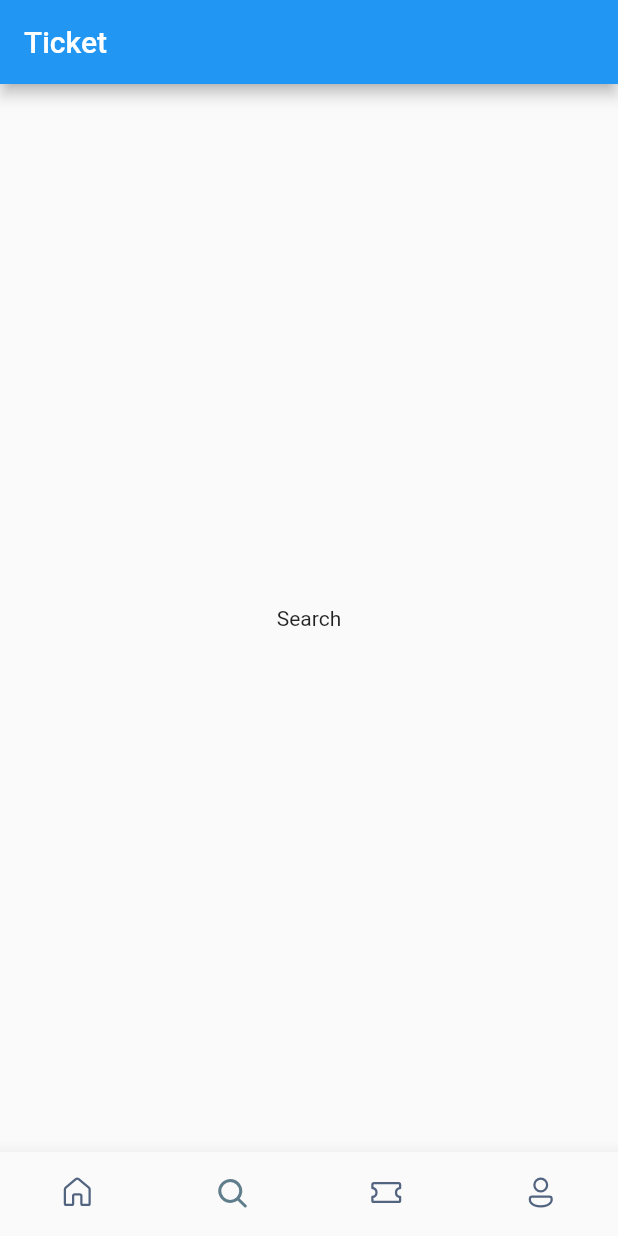
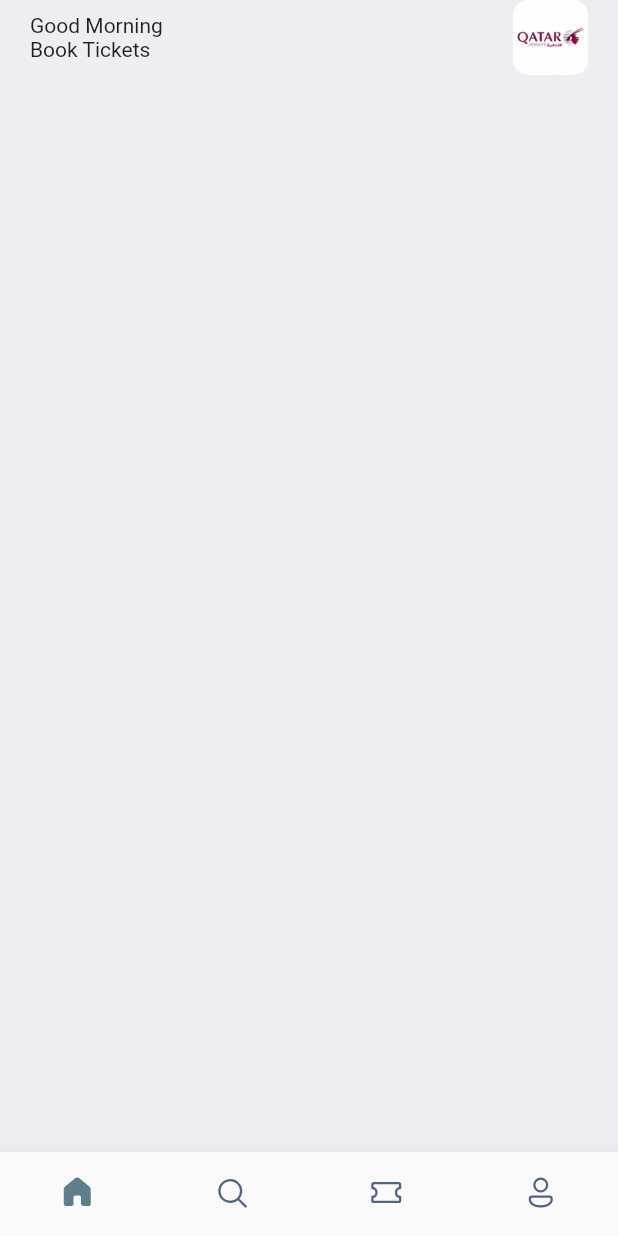
Before and after one commit to KwasiEvans/Tickets-Booking-App, a Flutter app: the screen it shows after launch, on a phone screen of 412 x 824 dp. Run offline on Flutter 3.47's test engine with Material 2 defaults, Android fonts, the phone set to English and light mode, and no system bars; our stand-ins replace fluentui_icons.

Commit message:
intial home page

```diff
--- /dev/null
+++ b/lib/app_styles.dart
@@ -0,0 +1,20 @@
+import 'package:flutter/material.dart';
+
+Color primary = const Color(0xFF687daf);
+
+class Styles {
+  static Color primaryColor = primary;
+  static Color textColor = const Color(0xFF3b3b3b);
+  static Color bgColor = const Color(0xFFeeedf2);
+  static Color orangeColor = const Color(0xFF526799);
+  static TextStyle textStyle =
+      TextStyle(fontSize: 16, color: textColor, fontWeight: FontWeight.w500);
+  static TextStyle headlineStyle =
+      TextStyle(fontSize: 26, color: textColor, fontWeight: FontWeight.bold);
+  static TextStyle headlineStyle2 =
+      TextStyle(fontSize: 21, color: textColor, fontWeight: FontWeight.bold);
+  static TextStyle headlineStyle3 =
+      TextStyle(fontSize: 17, color: textColor, fontWeight: FontWeight.w500);
+  static TextStyle headlineStyle4 = TextStyle(
+      fontSize: 21, color: Colors.grey.shade500, fontWeight: FontWeight.w500);
+}
--- a/lib/main.dart
+++ b/lib/main.dart
@@ -1,5 +1,6 @@
 import 'package:flutter/material.dart';
 import 'package:ticketsbooking/screens/bottom_bar.dart';
+import 'package:ticketsbooking/app_styles.dart';
 
 void main() {
   runApp(const MyApp());
@@ -13,9 +14,9 @@
   Widget build(BuildContext context) {
     return MaterialApp(
       debugShowCheckedModeBanner: false,
-      title: 'Flutter Demo',
+      title: 'Booking',
       theme: ThemeData(
-        primarySwatch: Colors.blue,
+        primaryColor: primary,
       ),
       home: const BottomBar(),
     );
--- a/lib/screens/bottom_bar.dart
+++ b/lib/screens/bottom_bar.dart
@@ -1,5 +1,6 @@
 import 'package:flutter/material.dart';
 import 'package:fluentui_icons/fluentui_icons.dart';
+import 'package:ticketsbooking/screens/home_screen.dart';
 
 class BottomBar extends StatefulWidget {
   const BottomBar({super.key});
@@ -9,10 +10,10 @@
 }
 
 class _BottomBarState extends State<BottomBar> {
-  int _selectedIndex = 1;
+  int _selectedIndex = 0;
 
   static final List<Widget> _widgetOptions = <Widget>[
-    const Text("Home"),
+    const HomeScreen(),
     const Text("Search"),
     const Text("Ticket"),
     const Text("Person"),
@@ -27,9 +28,6 @@
   @override
   Widget build(BuildContext context) {
     return Scaffold(
-      appBar: AppBar(
-        title: const Text("Ticket"),
-      ),
       body: Center(child: _widgetOptions[_selectedIndex]),
       bottomNavigationBar: BottomNavigationBar(
         currentIndex: _selectedIndex,
--- /dev/null
+++ b/lib/screens/home_screen.dart
@@ -0,0 +1,50 @@
+import 'package:flutter/material.dart';
+
+class HomeScreen extends StatelessWidget {
+  const HomeScreen({super.key});
+
+  @override
+  Widget build(BuildContext context) {
+    return Scaffold(
+      backgroundColor: const Color(0xFFeeedf2),
+      body: ListView(
+        children: [
+          Container(
+            padding: const EdgeInsets.symmetric(horizontal: 20),
+            child: Column(
+              children: [
+                Row(
+                  mainAxisAlignment: MainAxisAlignment.spaceBetween,
+                  children: [
+                    Column(
+                      crossAxisAlignment: CrossAxisAlignment.start,
+                      children: const [
+                        Text(
+                          "Good Morning",
+                        ),
+                        Text(
+                          "Book Tickets",
+                        ),
+                      ],
+                    ),
+                    Container(
+                      height: 50,
+                      width: 50,
+                      decoration: BoxDecoration(
+                        borderRadius: BorderRadius.circular(10),
+                        image: const DecorationImage(
+                          fit: BoxFit.fitHeight,
+                          image: AssetImage("assets/images/img_1.jpg"),
+                        ),
+                      ),
+                    )
+                  ],
+                ),
+              ],
+            ),
+          ),
+        ],
+      ),
+    );
+  }
+}
--- a/pubspec.yaml
+++ b/pubspec.yaml
@@ -60,8 +60,8 @@
   uses-material-design: true
 
   # To add assets to your application, add an assets section, like this:
-  # assets:
-  #   - images/a_dot_burr.jpeg
+  assets:
+    - assets/images/
   #   - images/a_dot_ham.jpeg
 
   # An image asset can refer to one or more resolution-specific "variants", see
```
Also changed, not shown: assets/images/img_1.jpg (added), lib/utils.dart (added).
